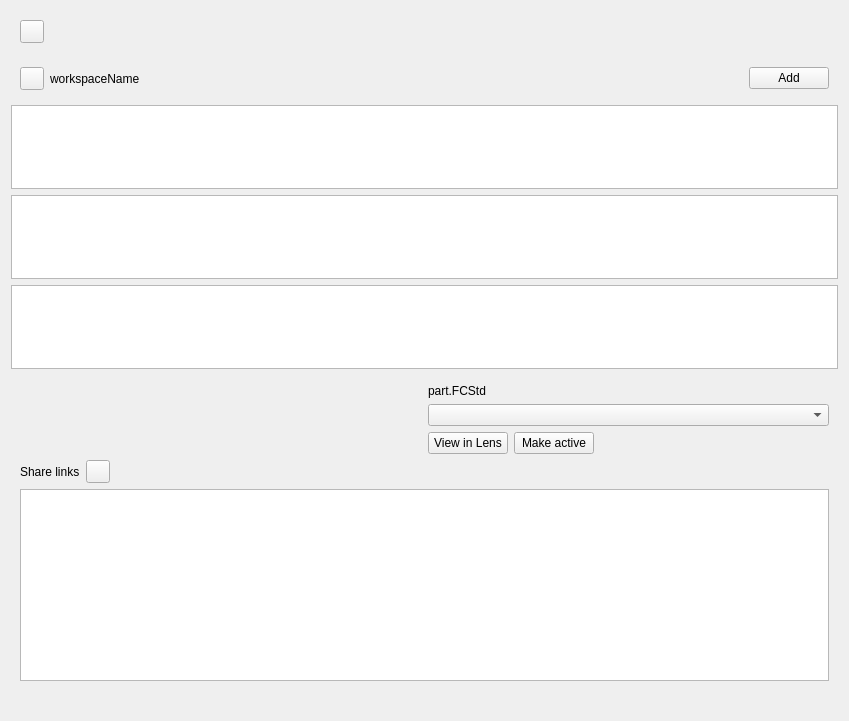
First picture: the form in WorkspaceView.ui, repository Ondsel-Development/Ondsel-Lens-Addon, before the edit.
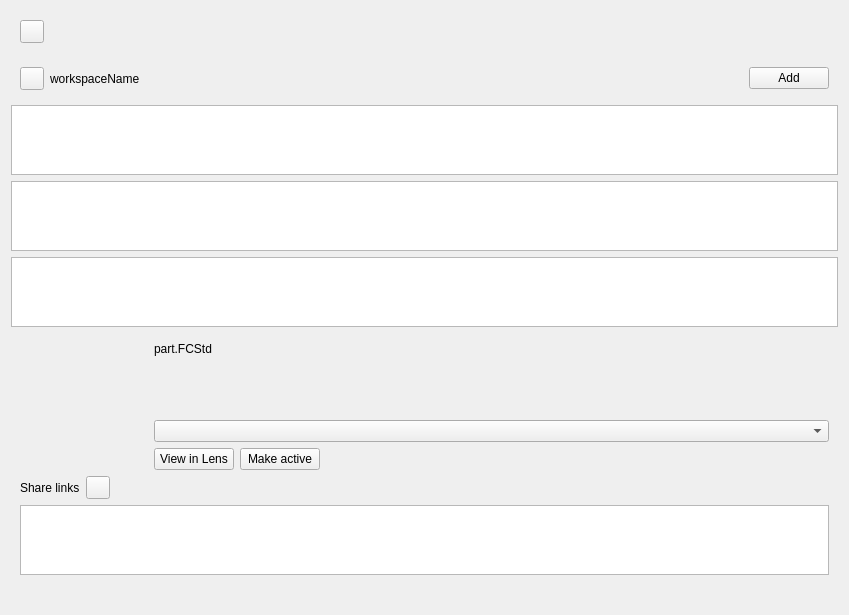
Second picture: the form after the edit. Icons and pictures are not drawn. Custom widgets are drawn as their Qt base class.

Commit message:
Improve issues with resizing the main window
On small screens the Ondsel Lens addon may change the main window.  This
work improves on that but doesn't completely solve it if the window is
extremely small.

What changed in the file:
```diff
--- a/WorkspaceView.ui
+++ b/WorkspaceView.ui
@@ -7,7 +7,7 @@
     <x>0</x>
     <y>0</y>
     <width>849</width>
-    <height>721</height>
+    <height>595</height>
    </rect>
   </property>
   <property name="sizePolicy">
@@ -115,10 +115,44 @@
     </widget>
    </item>
    <item>
-    <widget class="QTextEdit" name="txtExplain"/>
+    <widget class="QTextEdit" name="txtExplain">
+     <property name="sizePolicy">
+      <sizepolicy hsizetype="Preferred" vsizetype="Expanding">
+       <horstretch>0</horstretch>
+       <verstretch>0</verstretch>
+      </sizepolicy>
+     </property>
+    </widget>
    </item>
    <item>
     <widget class="QListView" name="workspaceListView">
+     <property name="enabled">
+      <bool>true</bool>
+     </property>
+     <property name="sizePolicy">
+      <sizepolicy hsizetype="Preferred" vsizetype="Expanding">
+       <horstretch>0</horstretch>
+       <verstretch>0</verstretch>
+      </sizepolicy>
+     </property>
+     <property name="minimumSize">
+      <size>
+       <width>0</width>
+       <height>0</height>
+      </size>
+     </property>
+     <property name="maximumSize">
+      <size>
+       <width>16777215</width>
+       <height>16777215</height>
+      </size>
+     </property>
+     <property name="baseSize">
+      <size>
+       <width>0</width>
+       <height>0</height>
+      </size>
+     </property>
      <property name="toolTip">
       <string>List of your workspaces.</string>
      </property>
@@ -127,7 +161,7 @@
    <item>
     <widget class="QListView" name="fileList">
      <property name="sizePolicy">
-      <sizepolicy hsizetype="Expanding" vsizetype="Expanding">
+      <sizepolicy hsizetype="Preferred" vsizetype="Expanding">
        <horstretch>0</horstretch>
        <verstretch>0</verstretch>
       </sizepolicy>
@@ -142,19 +176,25 @@
      <layout class="QVBoxLayout">
       <item>
        <layout class="QHBoxLayout">
-        <item>
+        <item alignment="Qt::AlignTop">
          <widget class="QLabel" name="thumbnail_label">
           <property name="sizePolicy">
-           <sizepolicy hsizetype="Expanding" vsizetype="Fixed">
+           <sizepolicy hsizetype="Preferred" vsizetype="Preferred">
             <horstretch>0</horstretch>
             <verstretch>0</verstretch>
            </sizepolicy>
           </property>
+          <property name="minimumSize">
+           <size>
+            <width>128</width>
+            <height>128</height>
+           </size>
+          </property>
          </widget>
         </item>
         <item>
          <layout class="QVBoxLayout">
-          <item>
+          <item alignment="Qt::AlignTop">
            <widget class="QLabel" name="fileNameLabel">
             <property name="text">
              <string>part.FCStd</string>
@@ -265,7 +305,7 @@
          <item>
           <widget class="QListView" name="linksView">
            <property name="sizePolicy">
-            <sizepolicy hsizetype="Expanding" vsizetype="Fixed">
+            <sizepolicy hsizetype="Preferred" vsizetype="Expanding">
              <horstretch>0</horstretch>
              <verstretch>0</verstretch>
             </sizepolicy>
```
Left out of the diff: 2 changed lines with no effect on the pictures. The commit also changes 1 other file.
